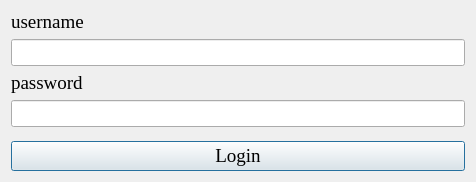
The window that ui/authentication.ui (DTNS2905/App_quan_ly_python_qt_) describes before a commit, drawn with Qt 5.
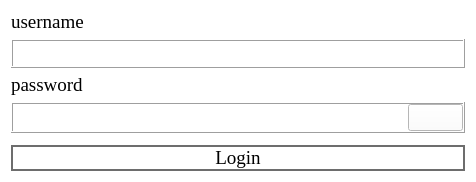
The same window after the commit.

The edit to the form file:
```diff
--- a/ui/authentication.ui
+++ b/ui/authentication.ui
@@ -22,6 +22,223 @@
     <height>182</height>
    </size>
   </property>
+  <property name="palette">
+   <palette>
+    <active>
+     <colorrole role="WindowText">
+      <brush brushstyle="SolidPattern">
+       <color alpha="255">
+        <red>0</red>
+        <green>0</green>
+        <blue>0</blue>
+       </color>
+      </brush>
+     </colorrole>
+     <colorrole role="Button">
+      <brush brushstyle="SolidPattern">
+       <color alpha="255">
+        <red>226</red>
+        <green>226</green>
+        <blue>226</blue>
+       </color>
+      </brush>
+     </colorrole>
+     <colorrole role="Text">
+      <brush brushstyle="SolidPattern">
+       <color alpha="255">
+        <red>0</red>
+        <green>0</green>
+        <blue>0</blue>
+       </color>
+      </brush>
+     </colorrole>
+     <colorrole role="ButtonText">
+      <brush brushstyle="SolidPattern">
+       <color alpha="255">
+        <red>0</red>
+        <green>0</green>
+        <blue>0</blue>
+       </color>
+      </brush>
+     </colorrole>
+     <colorrole role="Base">
+      <brush brushstyle="SolidPattern">
+       <color alpha="255">
+        <red>255</red>
+        <green>255</green>
+        <blue>255</blue>
+       </color>
+      </brush>
+     </colorrole>
+     <colorrole role="Window">
+      <brush brushstyle="SolidPattern">
+       <color alpha="255">
+        <red>255</red>
+        <green>255</green>
+        <blue>255</blue>
+       </color>
+      </brush>
+     </colorrole>
+     <colorrole role="Highlight">
+      <brush brushstyle="SolidPattern">
+       <color alpha="255">
+        <red>11</red>
+        <green>202</green>
+        <blue>255</blue>
+       </color>
+      </brush>
+     </colorrole>
+     <colorrole role="HighlightedText">
+      <brush brushstyle="SolidPattern">
+       <color alpha="255">
+        <red>0</red>
+        <green>0</green>
+        <blue>0</blue>
+       </color>
+      </brush>
+     </colorrole>
+     <colorrole role="AlternateBase">
+      <brush brushstyle="SolidPattern">
+       <color alpha="255">
+        <red>85</red>
+        <green>170</green>
+        <blue>255</blue>
+       </color>
+      </brush>
+     </colorrole>
+    </active>
+    <inactive>
+     <colorrole role="WindowText">
+      <brush brushstyle="SolidPattern">
+       <color alpha="255">
+        <red>0</red>
+        <green>0</green>
+        <blue>0</blue>
+       </color>
+      </brush>
+     </colorrole>
+     <colorrole role="Button">
+      <brush brushstyle="SolidPattern">
+       <color alpha="255">
+        <red>226</red>
+        <green>226</green>
+        <blue>226</blue>
+       </color>
+      </brush>
+     </colorrole>
+     <colorrole role="Text">
+      <brush brushstyle="SolidPattern">
+       <color alpha="255">
+        <red>0</red>
+        <green>0</green>
+        <blue>0</blue>
+       </color>
+      </brush>
+     </colorrole>
+     <colorrole role="ButtonText">
+      <brush brushstyle="SolidPattern">
+       <color alpha="255">
+        <red>0</red>
+        <green>0</green>
+        <blue>0</blue>
+       </color>
+      </brush>
+     </colorrole>
+     <colorrole role="Base">
+      <brush brushstyle="SolidPattern">
+       <color alpha="255">
+        <red>255</red>
+        <green>255</green>
+        <blue>255</blue>
+       </color>
+      </brush>
+     </colorrole>
+     <colorrole role="Window">
+      <brush brushstyle="SolidPattern">
+       <color alpha="255">
+        <red>255</red>
+        <green>255</green>
+        <blue>255</blue>
+       </color>
+      </brush>
+     </colorrole>
+     <colorrole role="Highlight">
+      <brush brushstyle="SolidPattern">
+       <color alpha="255">
+        <red>11</red>
+        <green>202</green>
+        <blue>255</blue>
+       </color>
+      </brush>
+     </colorrole>
+     <colorrole role="HighlightedText">
+      <brush brushstyle="SolidPattern">
+       <color alpha="255">
+        <red>0</red>
+        <green>0</green>
+        <blue>0</blue>
+       </color>
+      </brush>
+     </colorrole>
+     <colorrole role="AlternateBase">
+      <brush brushstyle="SolidPattern">
+       <color alpha="255">
+        <red>85</red>
+        <green>170</green>
+        <blue>255</blue>
+       </color>
+      </brush>
+     </colorrole>
+    </inactive>
+    <disabled>
+     <colorrole role="Button">
+      <brush brushstyle="SolidPattern">
+       <color alpha="255">
+        <red>226</red>
+        <green>226</green>
+        <blue>226</blue>
+       </color>
+      </brush>
+     </colorrole>
+     <colorrole role="Base">
+      <brush brushstyle="SolidPattern">
+       <color alpha="255">
+        <red>255</red>
+        <green>255</green>
+        <blue>255</blue>
+       </color>
+      </brush>
+     </colorrole>
+     <colorrole role="Window">
+      <brush brushstyle="SolidPattern">
+       <color alpha="255">
+        <red>255</red>
+        <green>255</green>
+        <blue>255</blue>
+       </color>
+      </brush>
+     </colorrole>
+     <colorrole role="HighlightedText">
+      <brush brushstyle="SolidPattern">
+       <color alpha="255">
+        <red>0</red>
+        <green>0</green>
+        <blue>0</blue>
+       </color>
+      </brush>
+     </colorrole>
+     <colorrole role="AlternateBase">
+      <brush brushstyle="SolidPattern">
+       <color alpha="255">
+        <red>85</red>
+        <green>170</green>
+        <blue>255</blue>
+       </color>
+      </brush>
+     </colorrole>
+    </disabled>
+   </palette>
+  </property>
   <property name="font">
    <font>
     <family>Times New Roman</family>
@@ -70,25 +287,55 @@
     </widget>
    </item>
    <item>
-    <widget class="QLineEdit" name="username_input">
-     <property name="sizePolicy">
-      <sizepolicy hsizetype="Expanding" vsizetype="Maximum">
-       <horstretch>0</horstretch>
-       <verstretch>0</verstretch>
-      </sizepolicy>
+    <widget class="QFrame" name="verticalFrame">
+     <property name="frameShape">
+      <enum>QFrame::Shape::Box</enum>
      </property>
-     <property name="maximumSize">
-      <size>
-       <width>16777215</width>
-       <height>16777215</height>
-      </size>
+     <property name="frameShadow">
+      <enum>QFrame::Shadow::Raised</enum>
      </property>
-     <property name="font">
-      <font>
-       <family>Times New Roman</family>
-       <pointsize>12</pointsize>
-      </font>
-     </property>
+     <layout class="QHBoxLayout" name="horizontalLayout_2">
+      <property name="spacing">
+       <number>0</number>
+      </property>
+      <property name="leftMargin">
+       <number>0</number>
+      </property>
+      <property name="topMargin">
+       <number>0</number>
+      </property>
+      <property name="rightMargin">
+       <number>0</number>
+      </property>
+      <property name="bottomMargin">
+       <number>0</number>
+      </property>
+      <item>
+       <widget class="QLineEdit" name="username_input">
+        <property name="sizePolicy">
+         <sizepolicy hsizetype="Expanding" vsizetype="Maximum">
+          <horstretch>0</horstretch>
+          <verstretch>0</verstretch>
+         </sizepolicy>
+        </property>
+        <property name="maximumSize">
+         <size>
+          <width>16777215</width>
+          <height>16777215</height>
+         </size>
+        </property>
+        <property name="font">
+         <font>
+          <family>Times New Roman</family>
+          <pointsize>12</pointsize>
+         </font>
+        </property>
+        <property name="frame">
+         <bool>false</bool>
+        </property>
+       </widget>
+      </item>
+     </layout>
     </widget>
    </item>
    <item>
@@ -117,25 +364,222 @@
     </widget>
    </item>
    <item>
-    <widget class="QLineEdit" name="password_input">
-     <property name="sizePolicy">
-      <sizepolicy hsizetype="Preferred" vsizetype="Maximum">
-       <horstretch>0</horstretch>
-       <verstretch>0</verstretch>
-      </sizepolicy>
+    <widget class="QFrame" name="horizontalFrame">
+     <property name="frameShape">
+      <enum>QFrame::Shape::Box</enum>
      </property>
-     <property name="maximumSize">
-      <size>
-       <width>16777215</width>
-       <height>16777215</height>
-      </size>
+     <property name="frameShadow">
+      <enum>QFrame::Shadow::Raised</enum>
      </property>
-     <property name="font">
-      <font>
-       <family>Times New Roman</family>
-       <pointsize>12</pointsize>
-      </font>
-     </property>
+     <layout class="QHBoxLayout" name="horizontalLayout">
+      <property name="spacing">
+       <number>0</number>
+      </property>
+      <property name="leftMargin">
+       <number>0</number>
+      </property>
+      <property name="topMargin">
+       <number>0</number>
+      </property>
+      <property name="rightMargin">
+       <number>0</number>
+      </property>
+      <property name="bottomMargin">
+       <number>0</number>
+      </property>
+      <item>
+       <widget class="QLineEdit" name="password_input">
+        <property name="sizePolicy">
+         <sizepolicy hsizetype="Minimum" vsizetype="Maximum">
+          <horstretch>0</horstretch>
+          <verstretch>0</verstretch>
+         </sizepolicy>
+        </property>
+        <property name="maximumSize">
+         <size>
+          <width>16777215</width>
+          <height>16777215</height>
+         </size>
+        </property>
+        <property name="font">
+         <font>
+          <family>Times New Roman</family>
+          <pointsize>12</pointsize>
+         </font>
+        </property>
+        <property name="frame">
+         <bool>false</bool>
+        </property>
+       </widget>
+      </item>
+      <item>
+       <widget class="QPushButton" name="toggle_button">
+        <property name="sizePolicy">
+         <sizepolicy hsizetype="Maximum" vsizetype="Fixed">
+          <horstretch>0</horstretch>
+          <verstretch>0</verstretch>
+         </sizepolicy>
+        </property>
+        <property name="palette">
+         <palette>
+          <active>
+           <colorrole role="Button">
+            <brush brushstyle="SolidPattern">
+             <color alpha="255">
+              <red>255</red>
+              <green>255</green>
+              <blue>255</blue>
+             </color>
+            </brush>
+           </colorrole>
+           <colorrole role="Base">
+            <brush brushstyle="SolidPattern">
+             <color alpha="255">
+              <red>255</red>
+              <green>255</green>
+              <blue>255</blue>
+             </color>
+            </brush>
+           </colorrole>
+           <colorrole role="Window">
+            <brush brushstyle="SolidPattern">
+             <color alpha="255">
+              <red>255</red>
+              <green>255</green>
+              <blue>255</blue>
+             </color>
+            </brush>
+           </colorrole>
+           <colorrole role="Accent">
+            <brush brushstyle="SolidPattern">
+             <color alpha="255">
+              <red>85</red>
+              <green>170</green>
+              <blue>255</blue>
+             </color>
+            </brush>
+           </colorrole>
+          </active>
+          <inactive>
+           <colorrole role="Button">
+            <brush brushstyle="SolidPattern">
+             <color alpha="255">
+              <red>255</red>
+              <green>255</green>
+              <blue>255</blue>
+             </color>
+            </brush>
+           </colorrole>
+           <colorrole role="Base">
+            <brush brushstyle="SolidPattern">
+             <color alpha="255">
+              <red>255</red>
+              <green>255</green>
+              <blue>255</blue>
+             </color>
+            </brush>
+           </colorrole>
+           <colorrole role="Window">
+            <brush brushstyle="SolidPattern">
+             <color alpha="255">
+              <red>255</red>
+              <green>255</green>
+              <blue>255</blue>
+             </color>
+            </brush>
+           </colorrole>
+           <colorrole role="Accent">
+            <brush brushstyle="SolidPattern">
+             <color alpha="255">
+              <red>85</red>
+              <green>170</green>
+              <blue>255</blue>
+             </color>
+            </brush>
+           </colorrole>
+          </inactive>
+          <disabled>
+           <colorrole role="Button">
+            <brush brushstyle="SolidPattern">
+             <color alpha="255">
+              <red>255</red>
+              <green>255</green>
+              <blue>255</blue>
+             </color>
+            </brush>
+           </colorrole>
+           <colorrole role="ButtonText">
+            <brush brushstyle="SolidPattern">
+             <color alpha="135">
+              <red>255</red>
+              <green>255</green>
+              <blue>255</blue>
+             </color>
+            </brush>
+           </colorrole>
+           <colorrole role="Base">
+            <brush brushstyle="SolidPattern">
+             <color alpha="255">
+              <red>255</red>
+              <green>255</green>
+              <blue>255</blue>
+             </color>
+            </brush>
+           </colorrole>
+           <colorrole role="Window">
+            <brush brushstyle="SolidPattern">
+             <color alpha="255">
+              <red>255</red>
+              <green>255</green>
+              <blue>255</blue>
+             </color>
+            </brush>
+           </colorrole>
+           <colorrole role="Accent">
+            <brush brushstyle="SolidPattern">
+             <color alpha="255">
+              <red>85</red>
+              <green>170</green>
+              <blue>255</blue>
+             </color>
+            </brush>
+           </colorrole>
+          </disabled>
+         </palette>
+        </property>
+        <property name="mouseTracking">
+         <bool>false</bool>
+        </property>
+        <property name="autoFillBackground">
+         <bool>false</bool>
+        </property>
+        <property name="styleSheet">
+         <string notr="true">#toggle_button:enable{
+background-color: white;
+
+}
+
+#toggle_button{
+background-color: white;
+
+}
+</string>
+        </property>
+        <property name="text">
+         <string/>
+        </property>
+        <property name="autoDefault">
+         <bool>false</bool>
+        </property>
+        <property name="default">
+         <bool>false</bool>
+        </property>
+        <property name="flat">
+         <bool>false</bool>
+        </property>
+       </widget>
+      </item>
+     </layout>
     </widget>
    </item>
    <item>
@@ -168,6 +612,20 @@
        <pointsize>14</pointsize>
       </font>
      </property>
+     <property name="styleSheet">
+      <string notr="true">#login:hover{
+background-color:black;
+color: white;
+}
+
+#login {;
+background:white;
+border:2px solid rgb(109, 109, 109);
+color:black;
+}
+
+</string>
+     </property>
      <property name="text">
       <string>Login</string>
      </property>
```
Left out of the diff: 8 changed lines with no effect on the pictures.
